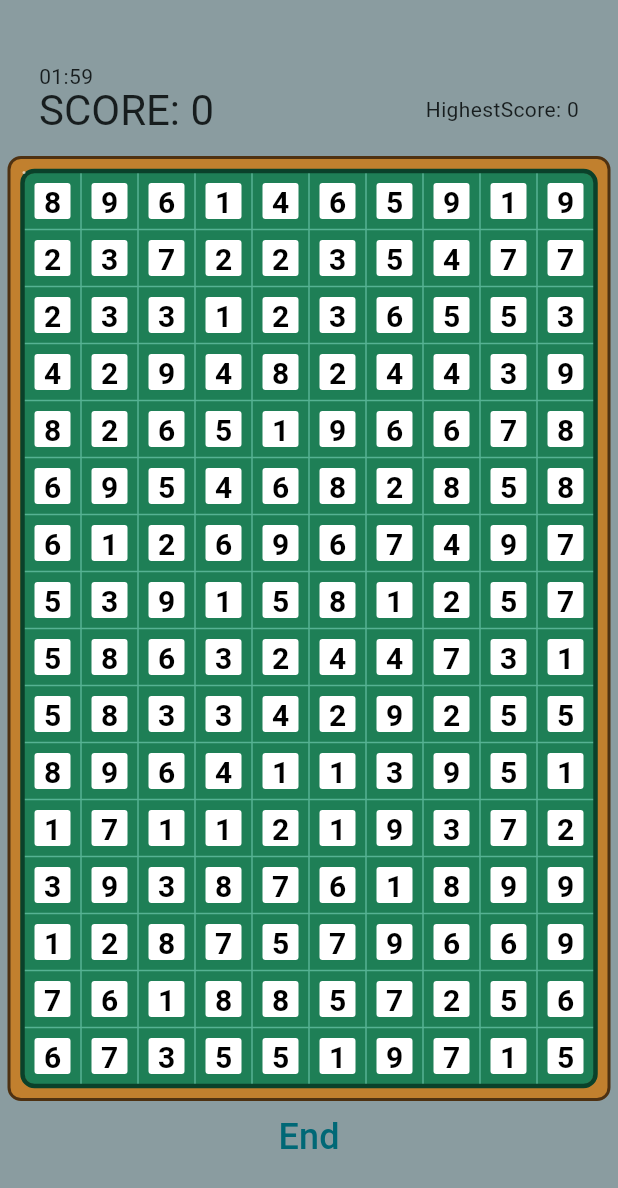
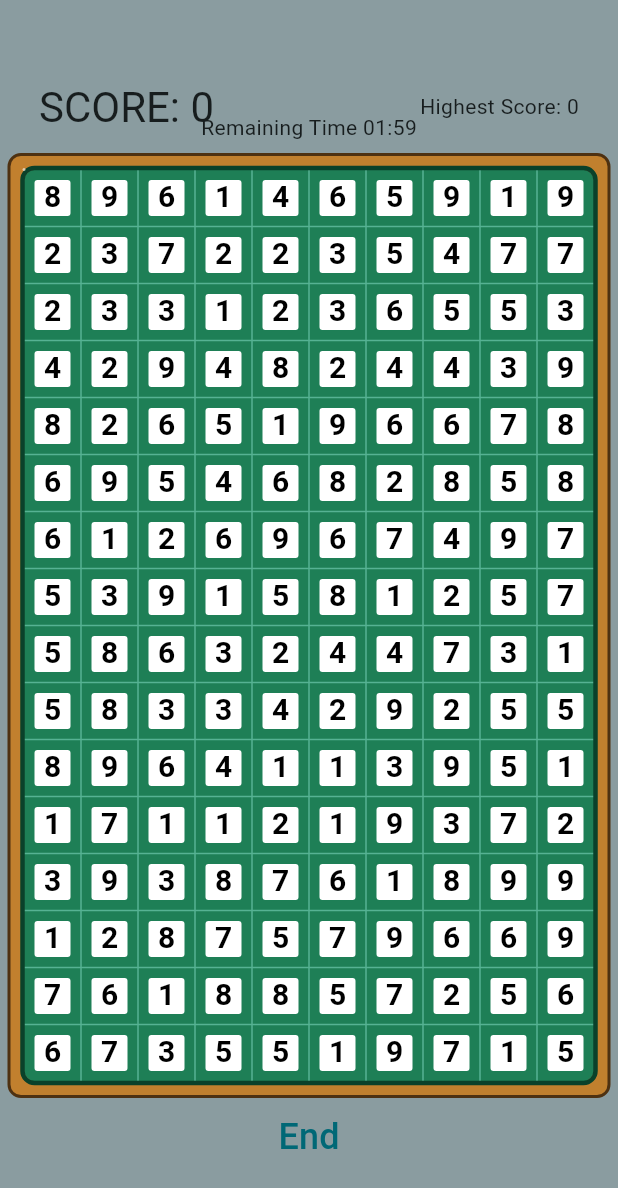
Before and after one commit to ChenCoin/Catfish, a Flutter app: the screen it shows after launch, after a tap on "Start", on a phone screen of 412 x 824 dp. Shown: the top 1188 px of the screen. Run offline on Flutter 3.47's test engine with Material 3 defaults, Android fonts, the light colour scheme and no system bars; our stand-ins replace shared_preferences; generated files the repository leaves out were written again.

Commit message:
add i18n

```diff
--- /dev/null
+++ b/l10n.yaml
@@ -0,0 +1,3 @@
+arb-dir: lib/l10n
+template-arb-file: app_en.arb
+output-localization-file: app_localizations.dart
--- /dev/null
+++ b/lib/l10n/app_en.arb
@@ -0,0 +1,11 @@
+{
+  "helloWorld": "Hello World!",
+  "@helloWorld": {
+    "description": "The conventional newborn programmer greeting"
+  },
+  "startGame": "Start Game",
+  "endGame": "End",
+  "score": "SCORE",
+  "highestScore": "Highest Score",
+  "remainingTime": "Remaining Time"
+}
--- a/lib/main.dart
+++ b/lib/main.dart
@@ -1,7 +1,10 @@
 import 'dart:math';
 
+import 'package:flutter/cupertino.dart';
 import 'package:flutter/material.dart';
-import 'data/GridData.dart';
+import 'package:flutter_localizations/flutter_localizations.dart';
+import 'package:flutter_gen/gen_l10n/app_localizations.dart';
+import 'data/grid_data.dart';
 import 'view/black_board.dart';
 import 'view/count_down.dart';
 import 'view/draw_board.dart';
@@ -21,6 +24,13 @@ class MyApp extends StatelessWidget {
   Widget build(BuildContext context) {
     return MaterialApp(
       title: 'Flutter Demo',
+      localizationsDelegates: const [
+        AppLocalizations.delegate,
+        GlobalMaterialLocalizations.delegate,
+        GlobalWidgetsLocalizations.delegate,
+        GlobalCupertinoLocalizations.delegate,
+      ],
+      supportedLocales: AppLocalizations.supportedLocales,
       theme: ThemeData(
         colorScheme: ColorScheme.fromSeed(seedColor: const Color(0xff8A9CA0)),
         useMaterial3: true,
@@ -42,9 +52,9 @@ class MyHomePage extends StatefulWidget {
 }
 
 class _MyHomePageState extends State<MyHomePage> {
-  static const String gameStart = 'Start';
+  static String gameStart = 'Start';
 
-  static const String gameEnd = 'End';
+  static String gameEnd = 'End';
 
   String btnText = gameStart;
 
@@ -84,6 +94,8 @@ class _MyHomePageState extends State<MyHomePage> {
     // 宽度为屏幕宽度 - 40，特殊适配大屏
     final double width = min(screenSize.width - 32, 400);
     double height = width / 10 * 16;
+    var scoreText = AppLocalizations.of(context)!.score;
+    var highestScoreText = AppLocalizations.of(context)!.highestScore;
     return Scaffold(
       backgroundColor: const Color(0xff8A9CA0),
       body: Center(
@@ -98,25 +110,31 @@ class _MyHomePageState extends State<MyHomePage> {
                   Align(
                     alignment: Alignment.centerLeft,
                     child: Text(
-                      'SCORE: ${widget.data.score}',
+                      '$scoreText: ${widget.data.score}',
                       style: Theme.of(context).textTheme.headlineMedium,
                     ),
                   ),
                   Align(
                     alignment: Alignment.centerRight,
                     child: Text(
-                      'HighestScore: ${widget.data.highestScore}',
+                      '$highestScoreText: ${widget.data.highestScore}',
                       style: Theme.of(context).textTheme.bodyMedium,
                     ),
                   ),
                   if (gameState) ...[
-                    TimerText(
+                    Align(
+                      alignment: Alignment.bottomCenter,
+                      child: Padding(
+                        padding: const EdgeInsets.all(8),
+                        child: TimerText(
                           secondCount: 120,
                           onTickEnd: () {
                             gameState = false;
                             _gameOver();
                           },
                         ),
+                      ),
+                    )
                   ]
                 ],
               ),
@@ -140,7 +158,7 @@ class _MyHomePageState extends State<MyHomePage> {
             TextButton(
               onPressed: () => _onBtnTap(),
               style: ButtonStyle(
-                  minimumSize: MaterialStateProperty.all(const Size(120, 48))),
+                  minimumSize: MaterialStateProperty.all(const Size(200, 54))),
               child: Text(
                 btnText,
                 style: const TextStyle(
--- a/lib/view/black_board.dart
+++ b/lib/view/black_board.dart
@@ -1,6 +1,6 @@
 import 'package:flutter/material.dart';
 
-import '../data/GridData.dart';
+import '../data/grid_data.dart';
 
 class BlackBoard extends StatelessWidget {
   final Size size;
--- a/lib/view/count_down.dart
+++ b/lib/view/count_down.dart
@@ -1,6 +1,7 @@
 import 'dart:async';
 
 import 'package:flutter/material.dart';
+import 'package:flutter_gen/gen_l10n/app_localizations.dart';
 
 class TimerText extends StatefulWidget {
   final int secondCount;
@@ -30,7 +31,9 @@ class _TimerTextState extends State<TimerText> {
   Widget build(BuildContext context) {
     var minute = (secondCount / 60).floor().toString().padLeft(2, '0');
     var second = (secondCount % 60).toString().padLeft(2, '0');
-    return Text('$minute:$second');
+    var content = AppLocalizations.of(context)!.remainingTime;
+    return Text('$content $minute:$second'
+    );
   }
 
   @override
--- a/lib/view/draw_board.dart
+++ b/lib/view/draw_board.dart
@@ -1,5 +1,5 @@
 import 'package:flutter/material.dart';
-import '../data/GridData.dart';
+import '../data/grid_data.dart';
 import 'gesture_box.dart';
 import 'num_board.dart';
 
--- a/lib/view/gesture_box.dart
+++ b/lib/view/gesture_box.dart
@@ -1,5 +1,5 @@
 import 'package:flutter/material.dart';
-import '../data/GridData.dart';
+import '../data/grid_data.dart';
 
 class GestureBox extends StatefulWidget {
   final void Function(Rect rect) callback;
--- a/lib/view/num_board.dart
+++ b/lib/view/num_board.dart
@@ -1,6 +1,6 @@
 import 'package:flutter/material.dart';
 
-import '../data/GridData.dart';
+import '../data/grid_data.dart';
 
 class NumBoard extends StatefulWidget {
   final Size size;
@@ -57,7 +57,7 @@ void drawPieces(Canvas canvas, double grid, GridData data) {
       // 画数字
       paint.text = TextSpan(text: content.toString(), style: style);
       paint.layout(minWidth: grid);
-      paint.paint(canvas, Offset(grid * j, grid * i + 8));
+      paint.paint(canvas, Offset(grid * j, grid * i + 6));
     }
   }
 }
--- a/pubspec.yaml
+++ b/pubspec.yaml
@@ -36,7 +36,9 @@ dependencies:
   # Use with the CupertinoIcons class for iOS style icons.
   cupertino_icons: ^1.0.6
   shared_preferences: ^2.2.2
-  intl: ^0.19.0
+  intl: ^0.18.1
+  flutter_localizations:
+    sdk: flutter
 
 dev_dependencies:
   flutter_test:
@@ -61,6 +63,8 @@ flutter:
   # included with your application, so that you can use the icons in
   # the material Icons class.
   uses-material-design: true
+
+  generate: true
 
   # To add assets to your application, add an assets section, like this:
   # assets:
```
Also changed, not shown: lib/l10n/intl_zh.arb (added, +8 -0 lines), lib/data/grid_data.dart (renamed from lib/data/GridData.dart), pubspec.lock, 2 other files. Lines whose indentation alone changed are shown as unchanged.
